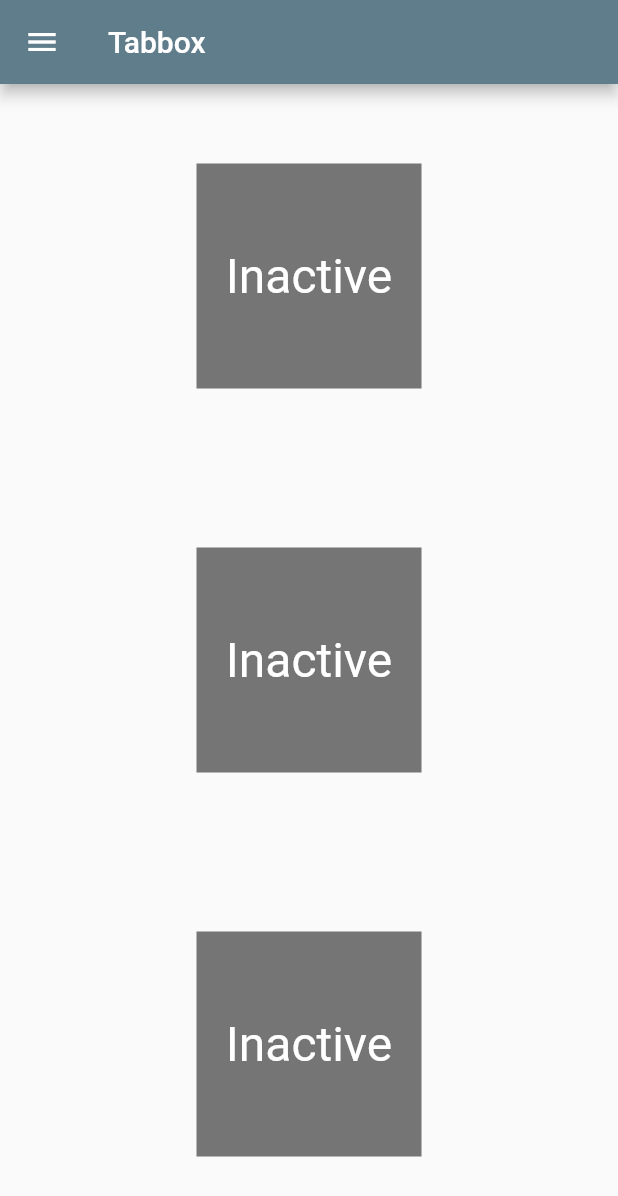
After one commit to jaggerwang/jw-flutter-demo, a Flutter app: the TapboxPage screen opened directly, on a phone screen of 412 x 824 dp. The commit adds this screen. Shown: the top 1196 px of the screen. Run offline on Flutter 3.47's test engine with Material 2 defaults, Android fonts, the phone set to English and light mode, and no system bars; our stand-ins replace package_info.

Commit message:
add tabbox demo

```diff
--- a/lib/components/drawer.dart
+++ b/lib/components/drawer.dart
@@ -132,6 +132,11 @@ class JWFDDrawerState extends State<JWFDDrawer> {
           'title': 'Silver App Bar',
           'isSelected': false,
           'pageBuilder': (BuildContext context) => SilverAppBarScrollPage(),
+        },
+        {
+          'title': 'Tabbox',
+          'isSelected': false,
+          'pageBuilder': (BuildContext context) => TapboxPage(),
         },
       ],
     },
--- /dev/null
+++ b/lib/pages/interaction/tapbox.dart
@@ -0,0 +1,210 @@
+import 'package:flutter/material.dart';
+
+import '../../components/components.dart';
+
+class TapboxPage extends StatelessWidget {
+  @override
+  Widget build(BuildContext context) {
+    return Scaffold(
+      appBar: AppBar(
+        title: Text('Tabbox'),
+      ),
+      drawer: JWFDDrawer(),
+      body: Container(
+        alignment: Alignment.center,
+        child: Column(
+          mainAxisAlignment: MainAxisAlignment.spaceAround,
+          children: <Widget>[
+            _TapboxA(),
+            _TapboxBParent(),
+            _TabboxCParent(),
+          ],
+        ),
+      ),
+    );
+  }
+}
+
+class _TapboxA extends StatefulWidget {
+  _TapboxA({Key key}) : super(key: key);
+
+  @override
+  _TapboxAState createState() => _TapboxAState();
+}
+
+class _TapboxAState extends State<_TapboxA> {
+  bool _active = false;
+
+  void _onTap() {
+    setState(() {
+      _active = !_active;
+    });
+  }
+
+  Widget build(BuildContext context) {
+    return GestureDetector(
+      onTap: _onTap,
+      child: Container(
+        alignment: Alignment.center,
+        child: Text(
+          _active ? 'Active' : 'Inactive',
+          style: TextStyle(fontSize: 32, color: Colors.white),
+        ),
+        width: 150,
+        height: 150,
+        decoration: BoxDecoration(
+          color: _active ? Colors.lightGreen[700] : Colors.grey[600],
+        ),
+      ),
+    );
+  }
+}
+
+class _TapboxBParent extends StatefulWidget {
+  @override
+  _TapboxBParentState createState() => _TapboxBParentState();
+}
+
+class _TapboxBParentState extends State<_TapboxBParent> {
+  bool _active = false;
+
+  void _onChanged(bool newValue) {
+    setState(() {
+      _active = newValue;
+    });
+  }
+
+  @override
+  Widget build(BuildContext context) {
+    return Container(
+      child: _TapboxB(
+        active: _active,
+        onChanged: _onChanged,
+      ),
+    );
+  }
+}
+
+class _TapboxB extends StatelessWidget {
+  final bool active;
+  final ValueChanged<bool> onChanged;
+
+  _TapboxB({
+    Key key,
+    this.active: false,
+    @required this.onChanged,
+  }) : super(key: key);
+
+  void _onTap() {
+    onChanged(!active);
+  }
+
+  Widget build(BuildContext context) {
+    return GestureDetector(
+      onTap: _onTap,
+      child: Container(
+        alignment: Alignment.center,
+        child: Text(
+          active ? 'Active' : 'Inactive',
+          style: TextStyle(fontSize: 32, color: Colors.white),
+        ),
+        width: 150,
+        height: 150,
+        decoration: BoxDecoration(
+          color: active ? Colors.lightGreen[700] : Colors.grey[600],
+        ),
+      ),
+    );
+  }
+}
+
+class _TabboxCParent extends StatefulWidget {
+  @override
+  _TabboxCParentState createState() => _TabboxCParentState();
+}
+
+class _TabboxCParentState extends State<_TabboxCParent> {
+  bool _active = false;
+
+  void _onChanged(bool newValue) {
+    setState(() {
+      _active = newValue;
+    });
+  }
+
+  @override
+  Widget build(BuildContext context) {
+    return Container(
+      child: _TapboxC(
+        active: _active,
+        onChanged: _onChanged,
+      ),
+    );
+  }
+}
+
+class _TapboxC extends StatefulWidget {
+  final bool active;
+  final ValueChanged<bool> onChanged;
+
+  _TapboxC({
+    Key key,
+    this.active: false,
+    @required this.onChanged,
+  }) : super(key: key);
+
+  _TapboxCState createState() => _TapboxCState();
+}
+
+class _TapboxCState extends State<_TapboxC> {
+  bool _highlight = false;
+
+  void _onTapDown(TapDownDetails details) {
+    setState(() {
+      _highlight = true;
+    });
+  }
+
+  void _onTapUp(TapUpDetails details) {
+    setState(() {
+      _highlight = false;
+    });
+  }
+
+  void _onTapCancel() {
+    setState(() {
+      _highlight = false;
+    });
+  }
+
+  void _onTap() {
+    widget.onChanged(!widget.active);
+  }
+
+  Widget build(BuildContext context) {
+    return GestureDetector(
+      onTapDown: _onTapDown,
+      onTapUp: _onTapUp,
+      onTap: _onTap,
+      onTapCancel: _onTapCancel,
+      child: Container(
+        alignment: Alignment.center,
+        child: Text(
+          widget.active ? 'Active' : 'Inactive',
+          style: TextStyle(fontSize: 32, color: Colors.white),
+        ),
+        width: 150,
+        height: 150,
+        decoration: BoxDecoration(
+          color: widget.active ? Colors.lightGreen[700] : Colors.grey[600],
+          border: _highlight
+              ? Border.all(
+                  color: Colors.teal[700],
+                  width: 10,
+                )
+              : null,
+        ),
+      ),
+    );
+  }
+}
--- a/lib/pages/pages.dart
+++ b/lib/pages/pages.dart
@@ -1,6 +1,7 @@
+export 'interaction/favorite_lake.dart';
+export 'interaction/refresh_indicator.dart';
 export 'interaction/silver_app_bar.dart';
-export 'interaction/refresh_indicator.dart';
-export 'interaction/stateful_widget.dart';
+export 'interaction/tapbox.dart';
 
 export 'layout/card.dart';
 export 'layout/container.dart';
```
Also changed, not shown: lib/pages/interaction/favorite_lake.dart (renamed from lib/pages/interaction/stateful_widget.dart).
